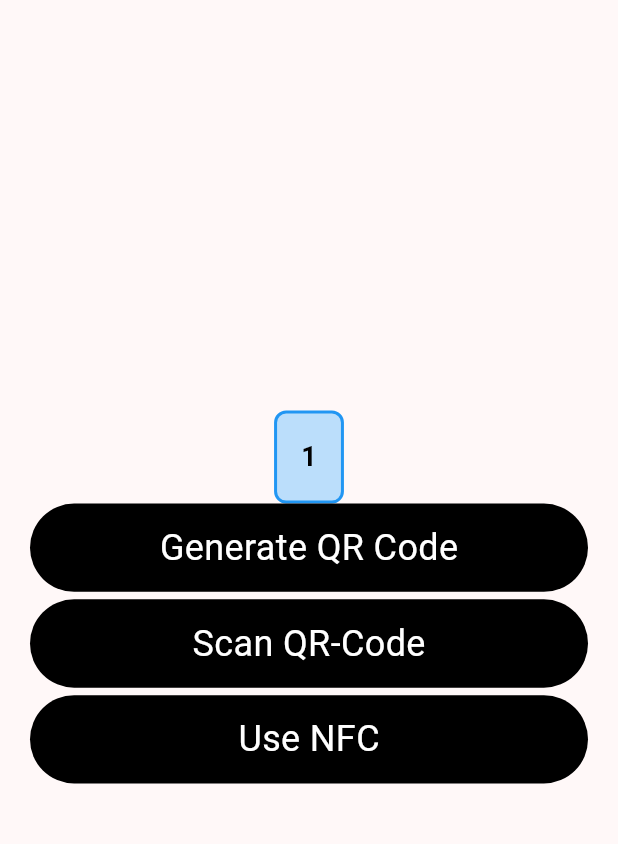
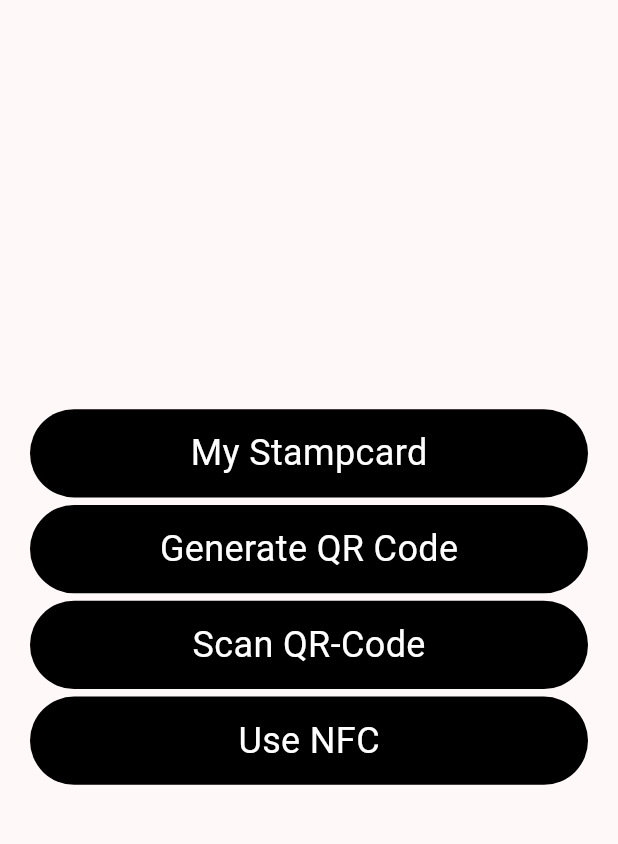
Before and after one commit to Sweisser7/wfp2, a Flutter app: the screen it shows after launch, on a phone screen of 412 x 824 dp, the part 63-907 px from its top. Run offline on Flutter 3.47's test engine with Material 3 defaults, Android fonts, the phone set to English and light mode, and no system bars; our stand-ins replace floor, flutter_riverpod, get, sqflite; missing offline and left inert: flutter_nfc_kit, ndef, qr; accounts and stored records are empty; generated files the repository leaves out were written again.

Commit message:
some new implementations

```diff
--- a/lib/backend/nfc_session.dart
+++ b/lib/backend/nfc_session.dart
@@ -6,7 +6,7 @@ import 'package:wfp2/backend/stampcard.dart';
 class NfcSession {
 
   final NFCHandler _nfcHandler = NFCHandler();
-  final StampCard stampCard = StampCard();
+
   String _message = "Ready to scan NFC tags.";
 
     Future<String> startNfcSession() async {
@@ -20,11 +20,11 @@ class NfcSession {
         _message = "Scanning for NFC tags...";
       await _nfcHandler.pollNfc();
         _message = "NFC session completed successfully!";
-        stampCard.performTask(_message);
+        //stampCard.performTask(_message);
         return _message;
     } catch (e) {
         _message = "Error";
-        stampCard.performTask(_message);
+        //stampCard.performTask(_message);
         return _message ;
     }
   }
--- a/lib/backend/qrcode_generator.dart
+++ b/lib/backend/qrcode_generator.dart
@@ -1,6 +1,7 @@
 //import 'dart:io';
 import 'dart:math';
 import 'dart:typed_data';
+import 'package:flutter/material.dart';
 import 'package:image/image.dart' as img;
 import 'package:qr/qr.dart';
 //import 'package:path_provider/path_provider.dart';
@@ -21,7 +22,7 @@ class QrCodeGenerator {
     final randomData = _generateRandomString(10);
 
     // Create QR code object
-    final qrCode = QrCode(4, QrErrorCorrectLevel.L); // Version 4, low error correction
+    final qrCode = QrCode(40, QrErrorCorrectLevel.L); // Version 4, low error correction
     qrCode.addData(randomData);
 
 
@@ -48,12 +49,13 @@ class QrCodeGenerator {
         );
       }
     }
+    debugPrint("You are viable");
 
     // Encode the image as PNG and return the byte array
     return Uint8List.fromList(img.encodePng(qrImage));
   }
 
-  /* Future<String> saveQrImage () {
+   /*Future<String> saveQrImage () {
 
     final generator = QrCodeGenerator();
     final qrImageBytes = generator.generateQrCodeImage(size: 300);
--- a/lib/backend/stampcard.dart
+++ b/lib/backend/stampcard.dart
@@ -1,31 +1,17 @@
 
 import 'package:flutter/material.dart';
+import 'package:flutter_riverpod/flutter_riverpod.dart';
 
-class StampCard {
-  int _stamps = 1; // Private Variable für die Anzahl der Stempel
 
-  // Funktion, um den aktuellen Stempelwert zurückzugeben
-  int get stamps => _stamps;
 
-  // Funktion, um Stempel hinzuzufügen
-  void addStamp() {
-    _stamps++;
-    debugPrint('Ein Stempel wurde hinzugefügt. Aktuelle Anzahl: $_stamps');
-  }
+class StampCard extends StateNotifier<int> {
+  StampCard() : super(0);
 
-  // Beispiel-Funktion, die bei Erfolg einen Stempel hinzufügt
-  void performTask(String message) {
-    if (message != "NFC session completed successfully!") {
-      debugPrint('Aufgabe erfolgreich abgeschlossen!');
-      addStamp();
+  void increment() {
+    if (state < 10 | state >> 0) {
+      state++;
     } else {
-      debugPrint('Aufgabe fehlgeschlagen. Kein Stempel hinzugefügt.');
+      state;
     }
   }
-
-  int showStampCount() {
-  // Neues Stempelkartensystem erstellen
-  StampCard stampCard = StampCard();
-  return stampCard._stamps;
-  }
 }
--- a/lib/screens/homescreen.dart
+++ b/lib/screens/homescreen.dart
@@ -1,13 +1,15 @@
 
 
 import 'package:flutter/material.dart';
+import 'package:flutter_riverpod/flutter_riverpod.dart';
+import 'package:wfp2/backend/stampcard.dart';
 //import 'package:wfp2/backend/qrcode_generator.dart';
 import 'package:wfp2/screens/my_qrcode_screen.dart';
 import 'package:wfp2/screens/nfc_readwrite_screen.dart';
-import 'package:wfp2/screens/nfc_session_screen.dart';
+import 'package:wfp2/screens/stampcardscreen.dart';
 import 'package:wfp2/widgets/button_widgets.dart';
 import 'package:get/get.dart';
-import 'package:wfp2/widgets/stampcard_widget.dart';
+
 
 class MyHomePage extends StatefulWidget {
   const MyHomePage({super.key, required this.title});
@@ -18,6 +20,8 @@ class MyHomePage extends StatefulWidget {
 
   @override
   State<MyHomePage> createState() => _MyHomePageState();
+
+
 }
 
 class _MyHomePageState extends State<MyHomePage> {
@@ -25,6 +29,7 @@ class _MyHomePageState extends State<MyHomePage> {
 
   @override
   Widget build(BuildContext context) {
+    //final StampCard stampcard = StampCard();
 
 
     return Scaffold(
@@ -41,9 +46,20 @@ class _MyHomePageState extends State<MyHomePage> {
 
           mainAxisAlignment: MainAxisAlignment.center,
           children: [
-            NumberBoxWidget(count: 0),
             InkWell(
               onTap: () {
+
+                Get.to(()=> MyStampCardScreen(), transition: Transition.fade, duration: Duration(seconds: 1));
+              },
+              child: ButtonWidget(
+                backgroundColor: Colors.black,
+                text: "My Stampcard",
+                textColor: Colors.white
+                )),
+            SizedBox(height: 5,),
+            InkWell(
+              onTap: () {
+
                 Get.to(()=> Myqrcodescreen(), transition: Transition.fade, duration: Duration(seconds: 1));
               },
               child: ButtonWidget(
--- a/lib/widgets/nfc_widgets.dart
+++ b/lib/widgets/nfc_widgets.dart
@@ -73,7 +73,7 @@ class NFCSessionWidget extends StatefulWidget {
 
 class _NFCSessionWidgetState extends State<NFCSessionWidget> {
   final NFCHandler _nfcHandler = NFCHandler();
-  final StampCard stampCard = StampCard();
+
   String _message = "Ready to scan NFC tags.";
 
   /// Start NFC session
@@ -95,12 +95,12 @@ class _NFCSessionWidgetState extends State<NFCSessionWidget> {
 
       setState(() {
         _message = "NFC session completed successfully!";
-        stampCard.performTask(_message);
+        //stampCard.performTask(_message);
       });
     } catch (e) {
       setState(() {
         _message = "Error: $e";
-        stampCard.performTask(_message);
+        //stampCard.performTask(_message);
       });
     }
   }
--- a/lib/widgets/stampcard_widget.dart
+++ b/lib/widgets/stampcard_widget.dart
@@ -1,51 +1,35 @@
 import 'package:flutter/material.dart';
+import 'package:flutter_riverpod/flutter_riverpod.dart';
 import 'package:wfp2/backend/stampcard.dart';
+import 'package:wfp2/main.dart';
 
-class NumberBoxWidget extends StatelessWidget {
-  final int count; // Integer-Wert, der die Anzahl anzeigt
-
-  const NumberBoxWidget({super.key, required this.count});
+final stampCardProvider = StateNotifierProvider<StampCard, int>((ref) {
+  return StampCard();
+});
+class StampcardWidget extends ConsumerWidget {
+  const StampcardWidget({super.key});
 
   @override
-  Widget build(BuildContext context) {
-    // Sicherheitsprüfung: Wenn count größer als 10 oder kleiner als 1 ist, begrenzen
-    final StampCard stampcard = StampCard();
-    final int displayCount = stampcard.showStampCount();
+  Widget build(BuildContext context, WidgetRef ref) {
+    final counter = ref.watch(stampCardProvider);
 
-    // Erstelle eine Liste der Zahlen, die angezeigt werden sollen
-    final List<int> numbers = List.generate(displayCount, (index) => index + 1);
-
-    return Container(
-      padding: const EdgeInsets.all(16.0),
-      decoration: BoxDecoration(
-        color: Colors.blue[100], // Hintergrundfarbe der Box
-        borderRadius: BorderRadius.circular(8.0),
-        border: Border.all(color: Colors.blue, width: 2.0),
-      ),
-      child: Column(
-        mainAxisSize: MainAxisSize.min,
-        children: numbers
-            .map((number) => Text(
-                  number.toString(),
-                  style: const TextStyle(
-                    fontSize: 18,
-                    fontWeight: FontWeight.bold,
-                    color: Colors.black,
-                  ),
-                ))
-            .toList(),
+    return Scaffold(
+      appBar: AppBar(title: Text('Stampcard')),
+      body: Center(
+        child: Column(
+          mainAxisAlignment: MainAxisAlignment.center,
+          children: [
+            Text('Zähler: $counter', style: TextStyle(fontSize: 24)),
+            SizedBox(height: 20),
+            ElevatedButton(
+              onPressed: () {
+                ref.read(stampCardProvider.notifier).increment(); // Erhöhe den Wert
+              },
+              child: Text('Erhöhen'),
+            ),
+          ],
+        ),
       ),
     );
   }
 }
-
-void main() {
-  runApp(const MaterialApp(
-    home: Scaffold(
-      body: Center(
-        // Beispiel: Übergabe des Werts 5, um die Zahlen 1-5 anzuzeigen
-        child: NumberBoxWidget(count: 5),
-      ),
-    ),
-  ));
-}
--- a/pubspec.yaml
+++ b/pubspec.yaml
@@ -45,6 +45,7 @@ dependencies:
   floor: ^1.5.0
   nfc_manager: ^3.5.0
   provider: any
+  flutter_riverpod: ^2.6.1
 
 
 
```
Also changed, not shown: lib/backend/nfc_handler.dart (+7 -6 lines), lib/backend/qrcode_api_call.dart (+22 -8 lines), lib/main.dart (+32 -1 lines), lib/screens/stampcardscreen.dart (added, +17 -0 lines), lib/widgets/qrcode_widget.dart (+16 -45 lines), lib/screens/my_qrcode_screen.dart (line endings or trailing spaces), pubspec.lock.
